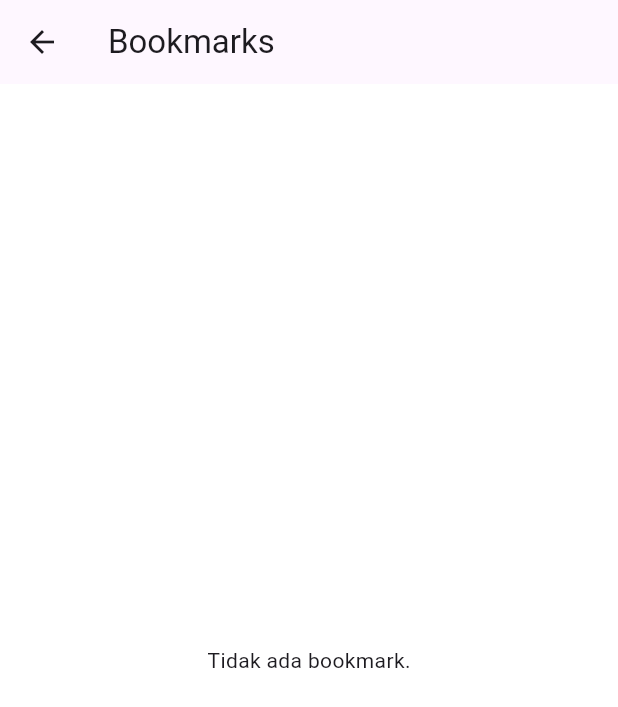
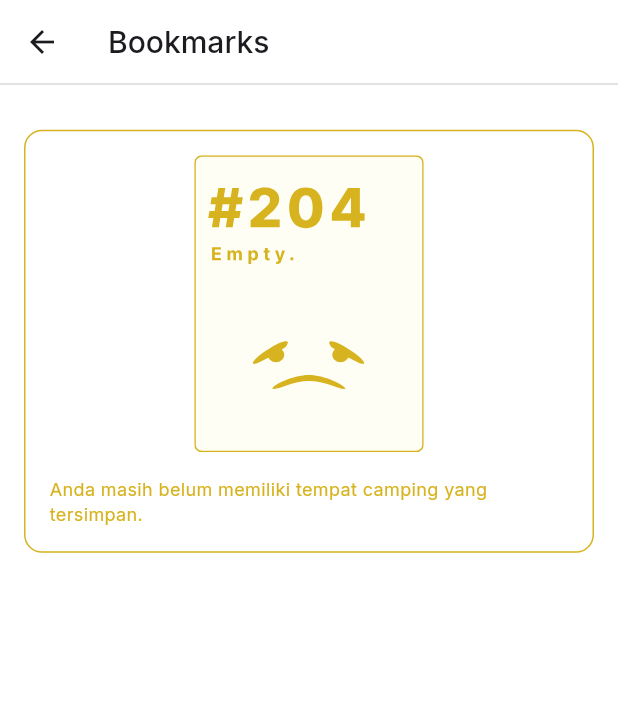
Before and after one commit to adamrasyid01/FinalProject-Camping-Frontend, a Flutter app: the BookmarkPage screen opened directly, on a phone screen of 412 x 824 dp. Shown: the top 707 px of the screen. Run offline on Flutter 3.47's test engine with Material 3 defaults, Android fonts, the phone set to English and light mode, and no system bars; our stand-ins replace bloc, dartz, dio, equatable, flutter_bloc, flutter_svg and 5 more; accounts and stored records are empty; network calls fail.

Commit message:
feat : Slicing Empty Widget

```diff
--- /dev/null
+++ b/lib/core/widgets/empty_widget.dart
@@ -0,0 +1,32 @@
+import 'package:flutter/material.dart';
+import 'package:flutter_camping_frontend/core/constants/color.dart';
+import 'package:flutter_camping_frontend/core/constants/text_styles.dart';
+import 'package:flutter_svg/flutter_svg.dart';
+
+class EmptyCampingWidget extends StatelessWidget {
+  const EmptyCampingWidget({super.key});
+
+  @override
+  Widget build(BuildContext context) {
+    return Container(
+      padding: const EdgeInsets.all(16),
+      decoration: BoxDecoration(
+        borderRadius: BorderRadius.circular(12),
+        border: Border.all(color: MyColor().customOrange), // Gunakan MyColor
+      ),
+      child: Column(
+        mainAxisSize: MainAxisSize.min,
+        children: [
+          SvgPicture.asset("assets/icons/emptyBookmark.svg"),
+          const SizedBox(height: 16),
+          Text(
+            "Anda masih belum memiliki tempat camping yang tersimpan.",
+            textAlign: TextAlign.left,
+            style: AppTextStyle.regular12.copyWith(
+                color: MyColor().customOrange), // Gunakan AppTextStyle
+          ),
+        ],
+      ),
+    );
+  }
+}
--- a/lib/features/rekomendasi/presentation/pages/rekomendasi_page.dart
+++ b/lib/features/rekomendasi/presentation/pages/rekomendasi_page.dart
@@ -17,7 +17,6 @@ class RekomendasiPage extends StatelessWidget {
             style: AppTextStyle.medium20,
           ),
           backgroundColor: Colors.white,
-          elevation: 1,
           actions: [
             IconButton(
               icon: Icon(Icons.info_outline, color: MyColor().customOrange),
--- a/lib/pages/bookmark_page.dart
+++ b/lib/pages/bookmark_page.dart
@@ -1,6 +1,9 @@
 import 'package:flutter/material.dart';
 import 'package:flutter_bloc/flutter_bloc.dart';
+import 'package:flutter_camping_frontend/core/constants/color.dart';
+import 'package:flutter_camping_frontend/core/constants/text_styles.dart';
 import 'package:flutter_camping_frontend/core/widgets/custom_list_sites.dart';
+import 'package:flutter_camping_frontend/core/widgets/empty_widget.dart';
 import 'package:flutter_camping_frontend/features/bookmarks/presentation/bloc/bookmarks_bloc.dart';
 
 class BookmarkPage extends StatefulWidget {
@@ -11,6 +14,7 @@ class BookmarkPage extends StatefulWidget {
 }
 
 class _BookmarkPageState extends State<BookmarkPage> {
+  final MyColor myColor = MyColor();
   @override
   void initState() {
     super.initState();
@@ -22,7 +26,19 @@ class _BookmarkPageState extends State<BookmarkPage> {
   Widget build(BuildContext context) {
     return Scaffold(
       appBar: AppBar(
-        title: const Text("Bookmarks"),
+        title: Text(
+          "Bookmarks",
+          style: AppTextStyle.medium20,
+        ),
+        backgroundColor: Colors.white,
+        bottom: PreferredSize(
+          preferredSize: Size.fromHeight(0.5), // Ketebalan garis
+          child: Divider(
+            height: 1,
+            thickness: 1,
+            color: myColor.secondaryColor, // Warna garis
+          ),
+        ),
       ),
       body: BlocListener<BookmarksBloc, BookmarksState>(
         listener: (context, state) {
@@ -45,7 +61,10 @@ class _BookmarkPageState extends State<BookmarkPage> {
             } else if (state is BookmarksSuccess) {
               final bookmarkedSites = state.bookmarkedSites;
               if (bookmarkedSites.isEmpty) {
-                return const Center(child: Text("Tidak ada bookmark."));
+                return Padding(
+                  padding: const EdgeInsets.fromLTRB(16.0, 30.0, 16.0, 0),
+                  child: EmptyCampingWidget(),
+                );
               }
 
               return ListView.builder(
--- a/lib/pages/profile_page.dart
+++ b/lib/pages/profile_page.dart
@@ -19,7 +19,6 @@ class ProfilePage extends StatelessWidget {
           style: AppTextStyle.medium20,
         ),
         backgroundColor: Colors.white,
-        elevation: 1,
         bottom: PreferredSize(
           preferredSize: const Size.fromHeight(0.5),
           child: Divider(
--- a/pubspec.yaml
+++ b/pubspec.yaml
@@ -73,6 +73,7 @@ flutter:
   # To add assets to your application, add an assets section, like this:
   assets:
     - assets/icons/homeCamp.svg
+    - assets/icons/emptyBookmark.svg
     - assets/icons/camping.svg
     - assets/images/adamCampiio.svg
     - assets/images/dapatkanRekomendasi.svg
```
Also changed, not shown: assets/icons/emptyBookmark.svg (added).
